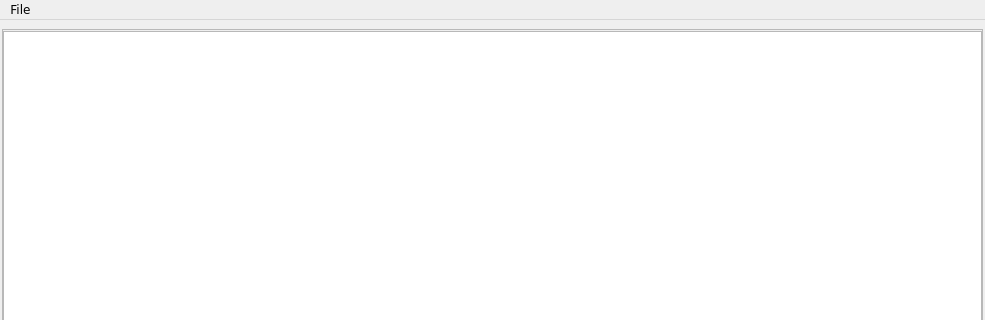
Above: meta.ui from bwallace/OpenMeta-analyst- before the change; both pictures show x 0 to 985 and y 0 to 320 of the 985 by 621 pixel window. Below: the same form after it.
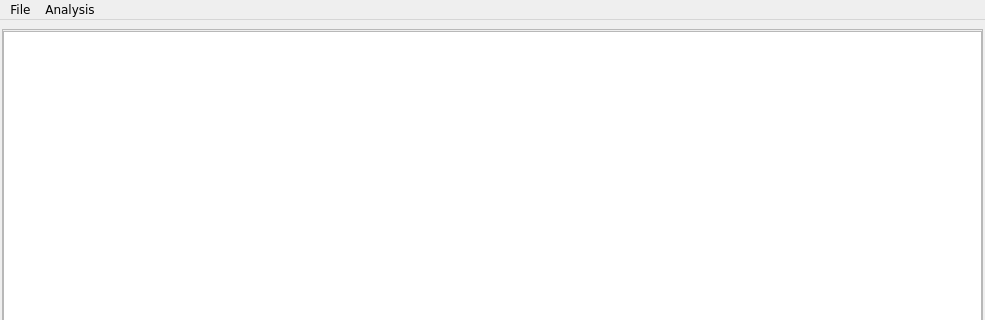
That is the form after the change. Icons and pictures are not drawn.

Patch:
```diff
--- a/meta.ui
+++ b/meta.ui
@@ -356,8 +356,8 @@
      <height>21</height>
     </rect>
    </property>
-   <widget class="QMenu" name="menuFile">
-    <property name="font">
+   <widget class="QMenu" name="menuFile" >
+    <property name="font" >
      <font>
       <family>Verdana</family>
      </font>
@@ -369,7 +369,14 @@
     <addaction name="actionOpen"/>
     <addaction name="actionQuit"/>
    </widget>
-   <addaction name="menuFile"/>
+   <widget class="QMenu" name="menuAnalysis" >
+    <property name="title" >
+     <string>Analysis</string>
+    </property>
+    <addaction name="actionGo" />
+   </widget>
+   <addaction name="menuFile" />
+   <addaction name="menuAnalysis" />
   </widget>
   <widget class="QStatusBar" name="statusbar"/>
   <action name="actionSave">
```
Left out of the diff: 234 changed lines with no effect on the pictures.
